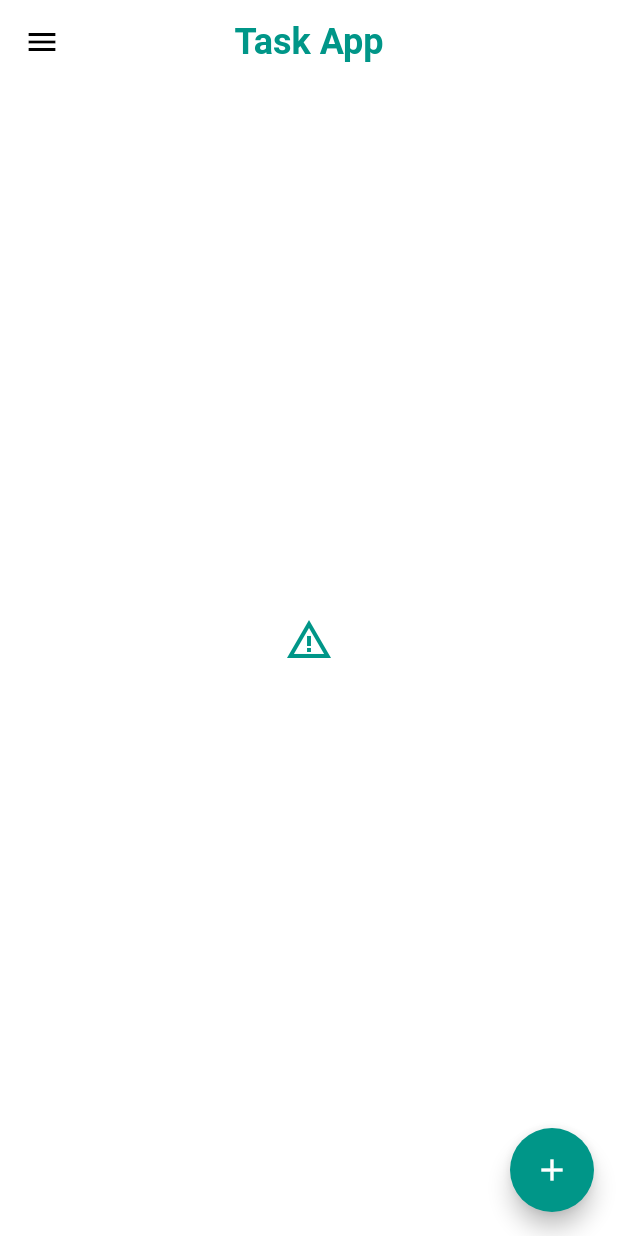
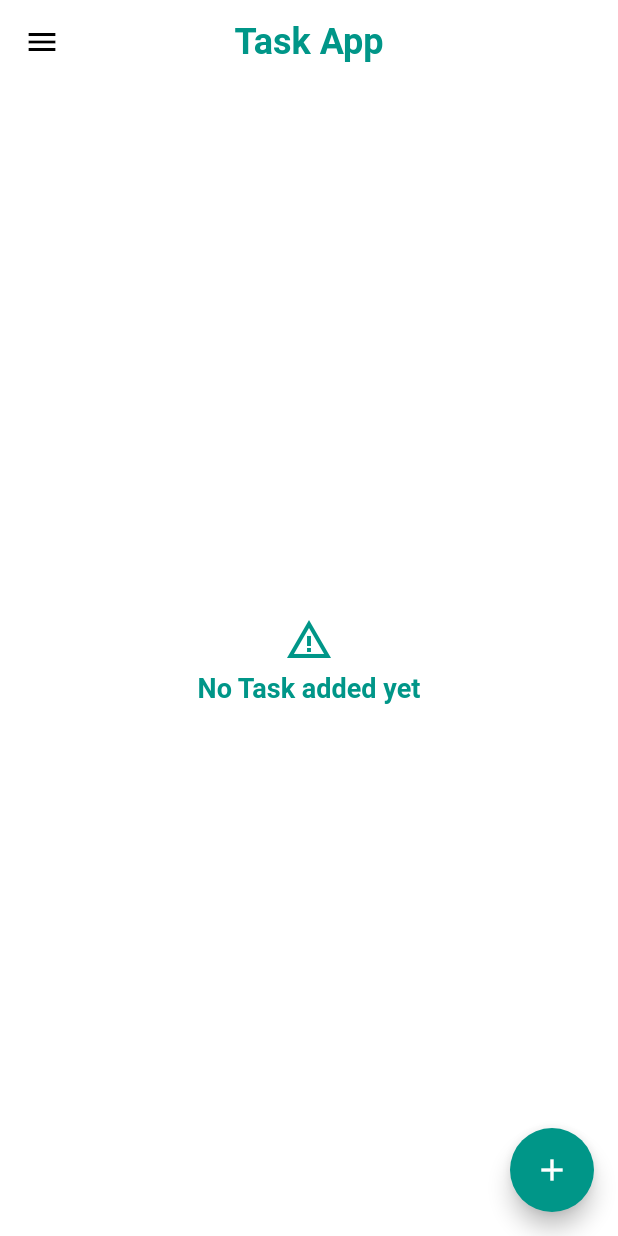
Before and after one commit to MHuzaifaKhan97/Flutter-with-Bloc, a Flutter app: the screen it shows after launch, on a phone screen of 412 x 824 dp. Run offline on Flutter 3.47's test engine with Material 2 defaults, Android fonts, the phone set to English and light mode, and no system bars; our stand-ins replace animated_splash_screen, awesome_snackbar_content, bloc, conditional_builder_null_safety, connectivity, dio and 12 more; missing offline and left inert: async_wallpaper, bubble_loader; accounts and stored records are empty.

Commit message:
minor changes

```diff
--- a/todo_sqflite_multilingual_bloc/lib/shared/styles/widget/empty_widget.dart
+++ b/todo_sqflite_multilingual_bloc/lib/shared/styles/widget/empty_widget.dart
@@ -1,3 +1,4 @@
+import 'package:easy_localization/easy_localization.dart';
 import 'package:flutter/material.dart';
 
 class EmptyWidget extends StatelessWidget {
@@ -8,15 +9,15 @@ class EmptyWidget extends StatelessWidget {
     return Center(
       child: Column(
         mainAxisAlignment: MainAxisAlignment.center,
-        children: const [
-          Icon(
+        children: [
+          const Icon(
             Icons.warning_amber,
             size: 32,
           ),
-          SizedBox(height: 6),
+          const SizedBox(height: 6),
           Text(
-            '',
-            style: TextStyle(
+            'no_task_added'.tr(),
+            style: const TextStyle(
                 color: Colors.teal, fontSize: 18, fontWeight: FontWeight.w600),
           ),
         ],
```
Also changed, not shown: todo_sqflite_multilingual_bloc/lib/controller/cubit/todo_cubit.dart (+20 -5 lines), todo_sqflite_multilingual_bloc/lib/views/home_screen.dart (+3 -11 lines).
